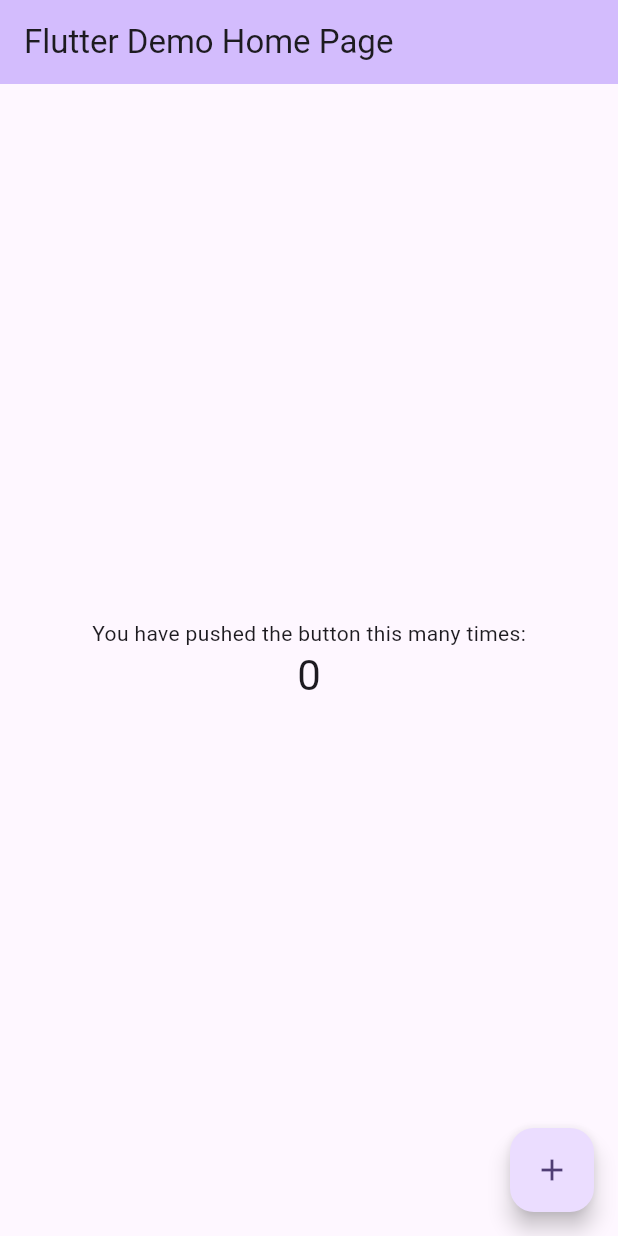
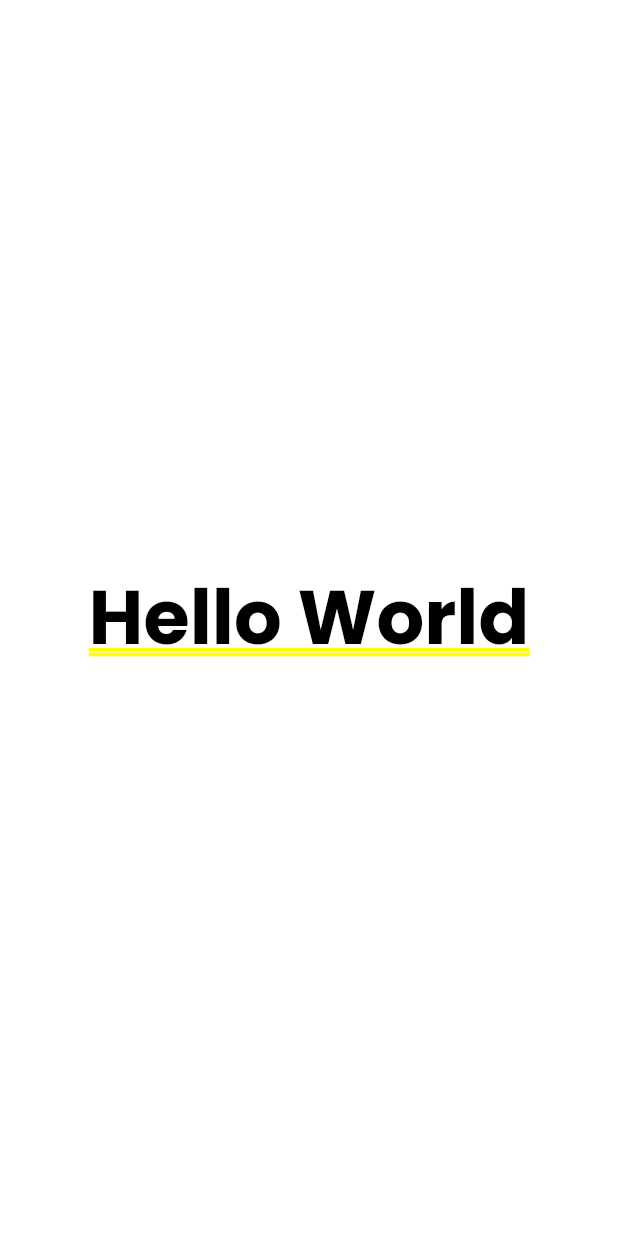
Before and after one commit to Kuneosu/study_inflearn_hq, a Flutter app: the screen it shows after launch, on a phone screen of 412 x 824 dp. Run offline on Flutter 3.47's test engine with Material 3 defaults, Android fonts, the phone set to English and light mode, and no system bars; our stand-ins replace google_fonts.

Commit message:
05 - 폰트 설정

```diff
--- a/inflearn_flutter_hq/lib/main.dart
+++ b/inflearn_flutter_hq/lib/main.dart
@@ -1,4 +1,5 @@
 import 'package:flutter/material.dart';
+import 'package:inflearn_flutter_hq/ui/text_styles.dart';
 
 void main() {
   runApp(const MyApp());
@@ -13,113 +14,27 @@ class MyApp extends StatelessWidget {
     return MaterialApp(
       title: 'Flutter Demo',
       theme: ThemeData(
-        // This is the theme of your application.
-        //
-        // TRY THIS: Try running your application with "flutter run". You'll see
-        // the application has a purple toolbar. Then, without quitting the app,
-        // try changing the seedColor in the colorScheme below to Colors.green
-        // and then invoke "hot reload" (save your changes or press the "hot
-        // reload" button in a Flutter-supported IDE, or press "r" if you used
-        // the command line to start the app).
-        //
-        // Notice that the counter didn't reset back to zero; the application
-        // state is not lost during the reload. To reset the state, use hot
-        // restart instead.
-        //
-        // This works for code too, not just values: Most code changes can be
-        // tested with just a hot reload.
         colorScheme: ColorScheme.fromSeed(seedColor: Colors.deepPurple),
         useMaterial3: true,
       ),
-      home: const MyHomePage(title: 'Flutter Demo Home Page'),
+      home: const App(),
     );
   }
 }
 
-class MyHomePage extends StatefulWidget {
-  const MyHomePage({super.key, required this.title});
-
-  // This widget is the home page of your application. It is stateful, meaning
-  // that it has a State object (defined below) that contains fields that affect
-  // how it looks.
-
-  // This class is the configuration for the state. It holds the values (in this
-  // case the title) provided by the parent (in this case the App widget) and
-  // used by the build method of the State. Fields in a Widget subclass are
-  // always marked "final".
-
-  final String title;
-
-  @override
-  State<MyHomePage> createState() => _MyHomePageState();
-}
-
-class _MyHomePageState extends State<MyHomePage> {
-  int _counter = 0;
-
-  void _incrementCounter() {
-    setState(() {
-      // This call to setState tells the Flutter framework that something has
-      // changed in this State, which causes it to rerun the build method below
-      // so that the display can reflect the updated values. If we changed
-      // _counter without calling setState(), then the build method would not be
-      // called again, and so nothing would appear to happen.
-      _counter++;
-    });
-  }
+class App extends StatelessWidget {
+  const App({super.key});
 
   @override
   Widget build(BuildContext context) {
-    // This method is rerun every time setState is called, for instance as done
-    // by the _incrementCounter method above.
-    //
-    // The Flutter framework has been optimized to make rerunning build methods
-    // fast, so that you can just rebuild anything that needs updating rather
-    // than having to individually change instances of widgets.
-    return Scaffold(
-      appBar: AppBar(
-        // TRY THIS: Try changing the color here to a specific color (to
-        // Colors.amber, perhaps?) and trigger a hot reload to see the AppBar
-        // change color while the other colors stay the same.
-        backgroundColor: Theme.of(context).colorScheme.inversePrimary,
-        // Here we take the value from the MyHomePage object that was created by
-        // the App.build method, and use it to set our appbar title.
-        title: Text(widget.title),
-      ),
-      body: Center(
-        // Center is a layout widget. It takes a single child and positions it
-        // in the middle of the parent.
-        child: Column(
-          // Column is also a layout widget. It takes a list of children and
-          // arranges them vertically. By default, it sizes itself to fit its
-          // children horizontally, and tries to be as tall as its parent.
-          //
-          // Column has various properties to control how it sizes itself and
-          // how it positions its children. Here we use mainAxisAlignment to
-          // center the children vertically; the main axis here is the vertical
-          // axis because Columns are vertical (the cross axis would be
-          // horizontal).
-          //
-          // TRY THIS: Invoke "debug painting" (choose the "Toggle Debug Paint"
-          // action in the IDE, or press "p" in the console), to see the
-          // wireframe for each widget.
-          mainAxisAlignment: MainAxisAlignment.center,
-          children: <Widget>[
-            const Text(
-              'You have pushed the button this many times:',
-            ),
-            Text(
-              '$_counter',
-              style: Theme.of(context).textTheme.headlineMedium,
-            ),
-          ],
+    return Container(
+      color: Colors.white,
+      child: Center(
+        child: Text(
+          'Hello World',
+          style: TextStyles.titleTextBold.copyWith(color: Colors.black),
         ),
       ),
-      floatingActionButton: FloatingActionButton(
-        onPressed: _incrementCounter,
-        tooltip: 'Increment',
-        child: const Icon(Icons.add),
-      ), // This trailing comma makes auto-formatting nicer for build methods.
     );
   }
 }
--- a/inflearn_flutter_hq/lib/ui/text_styles.dart
+++ b/inflearn_flutter_hq/lib/ui/text_styles.dart
@@ -1,60 +1,61 @@
 import 'package:flutter/material.dart';
+import 'package:google_fonts/google_fonts.dart';
 
 abstract class TextStyles {
-  static const TextStyle titleTextBold = TextStyle(
+  static TextStyle titleTextBold = GoogleFonts.poppins(
     fontSize: 50,
     fontWeight: FontWeight.bold,
   );
-  static const TextStyle headerTextBold = TextStyle(
+  static TextStyle headerTextBold = GoogleFonts.poppins(
     fontSize: 30,
     fontWeight: FontWeight.bold,
   );
-  static const TextStyle largeTextBold = TextStyle(
+  static TextStyle largeTextBold = GoogleFonts.poppins(
     fontSize: 20,
     fontWeight: FontWeight.bold,
   );
-  static const TextStyle mediumTextBold = TextStyle(
+  static TextStyle mediumTextBold = GoogleFonts.poppins(
     fontSize: 18,
     fontWeight: FontWeight.bold,
   );
-  static const TextStyle normalTextBold = TextStyle(
+  static TextStyle normalTextBold = GoogleFonts.poppins(
     fontSize: 16,
     fontWeight: FontWeight.bold,
   );
-  static const TextStyle smallTextBold = TextStyle(
+  static TextStyle smallTextBold = GoogleFonts.poppins(
     fontSize: 14,
     fontWeight: FontWeight.bold,
   );
-  static const TextStyle smallerTextBold = TextStyle(
+  static TextStyle smallerTextBold = GoogleFonts.poppins(
     fontSize: 11,
     fontWeight: FontWeight.bold,
   );
 
-  static const TextStyle titleTextRegular = TextStyle(
+  static TextStyle titleTextRegular = GoogleFonts.poppins(
     fontSize: 50,
     fontWeight: FontWeight.normal,
   );
-  static const TextStyle headerTextRegular = TextStyle(
+  static TextStyle headerTextRegular = GoogleFonts.poppins(
     fontSize: 30,
     fontWeight: FontWeight.normal,
   );
-  static const TextStyle largeTextRegular = TextStyle(
+  static TextStyle largeTextRegular = GoogleFonts.poppins(
     fontSize: 20,
     fontWeight: FontWeight.normal,
   );
-  static const TextStyle mediumTextRegular = TextStyle(
+  static TextStyle mediumTextRegular = GoogleFonts.poppins(
     fontSize: 18,
     fontWeight: FontWeight.normal,
   );
-  static const TextStyle normalTextRegular = TextStyle(
+  static TextStyle normalTextRegular = GoogleFonts.poppins(
     fontSize: 16,
     fontWeight: FontWeight.normal,
   );
-  static const TextStyle smallTextRegular = TextStyle(
+  static TextStyle smallTextRegular = GoogleFonts.poppins(
     fontSize: 14,
     fontWeight: FontWeight.normal,
   );
-  static const TextStyle smallerTextRegular = TextStyle(
+  static TextStyle smallerTextRegular = GoogleFonts.poppins(
     fontSize: 11,
     fontWeight: FontWeight.normal,
   );
```
Also changed, not shown: inflearn_flutter_hq/pubspec.yaml (+2 -69 lines), inflearn_flutter_hq/pubspec.lock, 4 other files.
